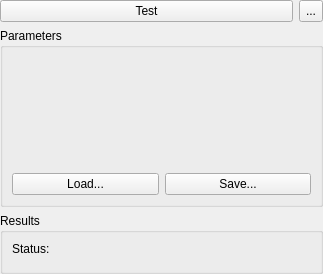
First picture: the form in AcfSln/Include/iqtinsp/CGeneralSupplierGuiComp.ui, repository ImagingTools/AcfPublic, before the edit.
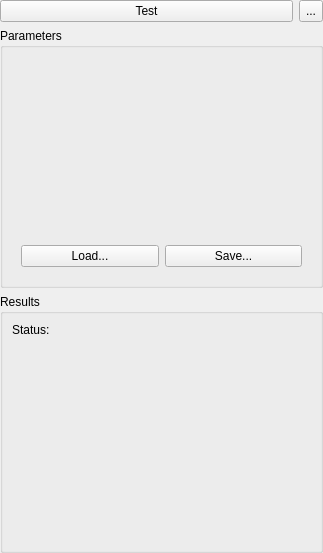
Second picture: the form after the edit. Icons and pictures are not drawn.

Patch:
```diff
--- a/AcfSln/Include/iqtinsp/CGeneralSupplierGuiComp.ui
+++ b/AcfSln/Include/iqtinsp/CGeneralSupplierGuiComp.ui
@@ -7,7 +7,7 @@
     <x>0</x>
     <y>0</y>
     <width>323</width>
-    <height>274</height>
+    <height>553</height>
    </rect>
   </property>
   <layout class="QVBoxLayout" name="verticalLayout">
@@ -84,12 +84,6 @@
      <layout class="QVBoxLayout" name="verticalLayout_2">
       <item>
        <widget class="QFrame" name="ParamsFrame">
-        <property name="sizePolicy">
-         <sizepolicy hsizetype="Preferred" vsizetype="Expanding">
-          <horstretch>0</horstretch>
-          <verstretch>0</verstretch>
-         </sizepolicy>
-        </property>
         <property name="frameShape">
          <enum>QFrame::NoFrame</enum>
         </property>
@@ -116,6 +110,13 @@
        </widget>
       </item>
       <item>
+       <widget class="QFrame" name="ParamsPersistenceFrame">
+        <property name="sizePolicy">
+         <sizepolicy hsizetype="Preferred" vsizetype="Maximum">
+          <horstretch>0</horstretch>
+          <verstretch>0</verstretch>
+         </sizepolicy>
+        </property>
        <layout class="QHBoxLayout" name="horizontalLayout">
         <item>
          <widget class="QPushButton" name="LoadParamsButton">
@@ -144,6 +145,7 @@
          </widget>
         </item>
        </layout>
+       </widget>
       </item>
      </layout>
     </widget>
@@ -206,6 +208,22 @@
         </property>
        </widget>
       </item>
+      <item row="3" column="0">
+       <spacer name="verticalSpacer">
+        <property name="orientation">
+         <enum>Qt::Vertical</enum>
+        </property>
+        <property name="sizeType">
+         <enum>QSizePolicy::Expanding</enum>
+        </property>
+        <property name="sizeHint" stdset="0">
+         <size>
+          <width>20</width>
+          <height>40</height>
+         </size>
+        </property>
+       </spacer>
+      </item>
      </layout>
     </widget>
    </item>
```
Left out of the diff: 24 changed lines with no effect on the pictures. Lines whose indentation alone changed are shown as unchanged.
